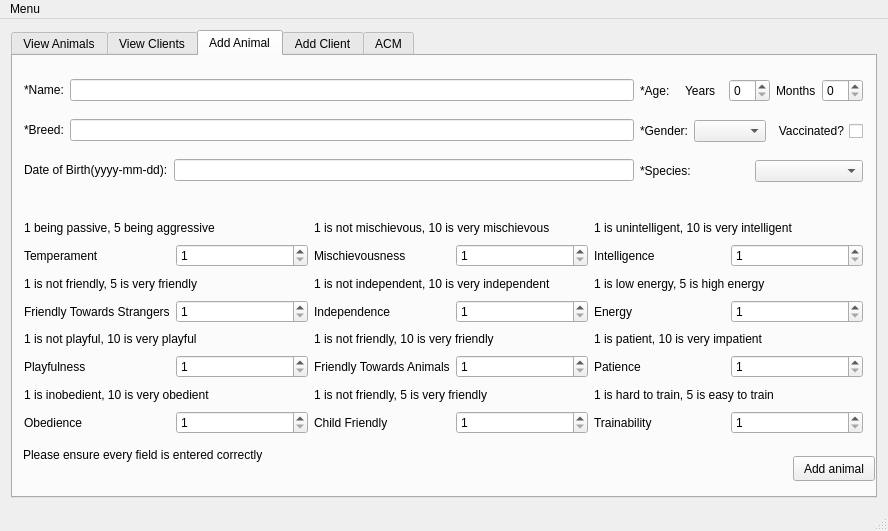
davidNguyenCU/3004cuACS, file CUACS/cuacsview.ui: the form before one commit.
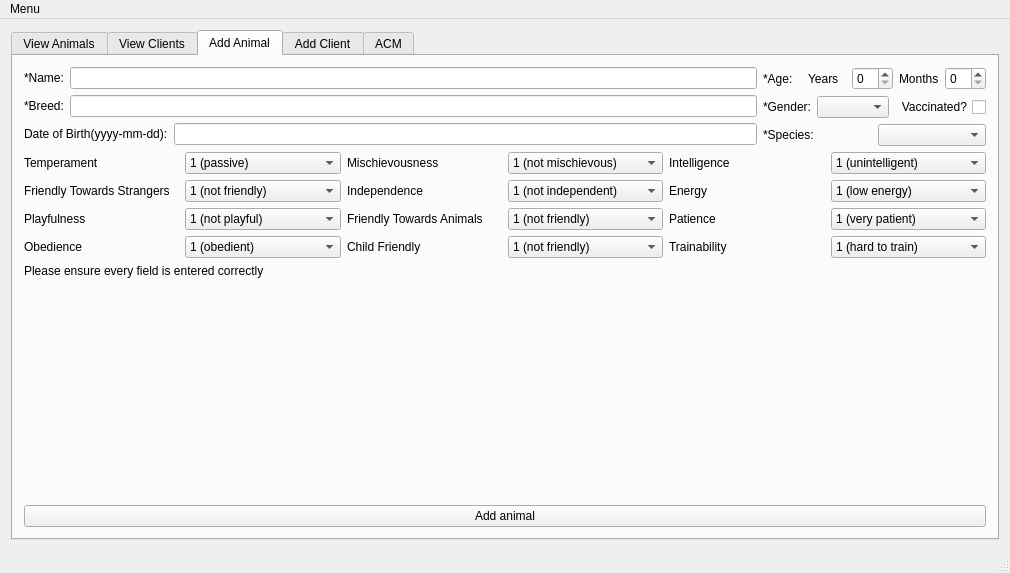
The form after the commit. The open tabs and pages were chosen to show the change.

Commit message: UI changes, adjusted attribute input (#10)

Diff of the .ui file:
```diff
--- a/CUACS/cuacsview.ui
+++ b/CUACS/cuacsview.ui
@@ -6,8 +6,8 @@
    <rect>
     <x>0</x>
     <y>0</y>
-    <width>888</width>
-    <height>531</height>
+    <width>1010</width>
+    <height>573</height>
    </rect>
   </property>
   <property name="windowTitle">
@@ -186,50 +186,8 @@
        <attribute name="title">
         <string>Add Animal</string>
        </attribute>
-       <widget class="QPushButton" name="addAnimalBtn">
-        <property name="enabled">
-         <bool>true</bool>
-        </property>
-        <property name="geometry">
-         <rect>
-          <x>780</x>
-          <y>400</y>
-          <width>82</width>
-          <height>25</height>
-         </rect>
-        </property>
-        <property name="toolTipDuration">
-         <number>-1</number>
-        </property>
-        <property name="text">
-         <string>Add animal</string>
-        </property>
-        <property name="checkable">
-         <bool>false</bool>
-        </property>
-       </widget>
-       <widget class="QLabel" name="emptyAnimalLbl">
-        <property name="geometry">
-         <rect>
-          <x>10</x>
-          <y>390</y>
-          <width>311</width>
-          <height>17</height>
-         </rect>
-        </property>
-        <property name="text">
-         <string>Please ensure every field is entered correctly</string>
-        </property>
-       </widget>
-       <widget class="QWidget" name="layoutWidget">
-        <property name="geometry">
-         <rect>
-          <x>0</x>
-          <y>0</y>
-          <width>861</width>
-          <height>151</height>
-         </rect>
-        </property>
+       <layout class="QVBoxLayout" name="verticalLayout_3">
+        <item>
         <layout class="QHBoxLayout" name="horizontalLayout_13">
          <item>
           <layout class="QVBoxLayout" name="verticalLayout">
@@ -374,379 +332,645 @@
           </layout>
          </item>
         </layout>
-       </widget>
-       <widget class="QWidget" name="gridLayoutWidget">
-        <property name="geometry">
-         <rect>
-          <x>0</x>
-          <y>150</y>
-          <width>861</width>
-          <height>239</height>
-         </rect>
-        </property>
+        </item>
+        <item>
         <layout class="QGridLayout" name="gridLayout_3">
-         <item row="0" column="0" colspan="2">
-          <widget class="QLabel" name="label_22">
+          <item row="2" column="3">
+           <widget class="QComboBox" name="animalFriendlyCombo">
+            <item>
            <property name="text">
-            <string>1 being passive, 5 being aggressive</string>
-           </property>
-          </widget>
-         </item>
-         <item row="7" column="4">
+              <string>1 (not friendly)</string>
+             </property>
+            </item>
+            <item>
+             <property name="text">
+              <string>2</string>
+             </property>
+            </item>
+            <item>
+             <property name="text">
+              <string>3</string>
+             </property>
+            </item>
+            <item>
+             <property name="text">
+              <string>4</string>
+             </property>
+            </item>
+            <item>
+             <property name="text">
+              <string>5</string>
+             </property>
+            </item>
+            <item>
+             <property name="text">
+              <string>6</string>
+             </property>
+            </item>
+            <item>
+             <property name="text">
+              <string>7</string>
+             </property>
+            </item>
+            <item>
+             <property name="text">
+              <string>8</string>
+             </property>
+            </item>
+            <item>
+             <property name="text">
+              <string>9</string>
+             </property>
+            </item>
+            <item>
+             <property name="text">
+              <string>10 (very friendly)</string>
+             </property>
+            </item>
+           </widget>
+          </item>
+          <item row="3" column="4">
           <widget class="QLabel" name="label_11">
            <property name="text">
             <string>Trainability</string>
            </property>
           </widget>
          </item>
-         <item row="7" column="2">
+          <item row="3" column="2">
           <widget class="QLabel" name="label_20">
            <property name="text">
             <string>Child Friendly</string>
            </property>
           </widget>
          </item>
-         <item row="4" column="4" colspan="2">
-          <widget class="QLabel" name="label_33">
-           <property name="text">
-            <string>1 is patient, 10 is very impatient</string>
-           </property>
-          </widget>
-         </item>
-         <item row="6" column="2" colspan="2">
-          <widget class="QLabel" name="label_28">
-           <property name="text">
-            <string>1 is not friendly, 5 is very friendly</string>
-           </property>
-          </widget>
-         </item>
-         <item row="4" column="2" colspan="2">
-          <widget class="QLabel" name="label_27">
-           <property name="text">
-            <string>1 is not friendly, 10 is very friendly</string>
-           </property>
-          </widget>
-         </item>
-         <item row="5" column="5">
-          <widget class="QSpinBox" name="patienceSpin">
-           <property name="prefix">
-            <string/>
-           </property>
-           <property name="minimum">
-            <number>1</number>
-           </property>
-           <property name="maximum">
-            <number>10</number>
-           </property>
-           <property name="displayIntegerBase">
-            <number>10</number>
-           </property>
-          </widget>
-         </item>
-         <item row="5" column="2">
+          <item row="2" column="2">
           <widget class="QLabel" name="label_14">
            <property name="text">
             <string>Friendly Towards Animals</string>
            </property>
           </widget>
          </item>
-         <item row="1" column="3">
-          <widget class="QSpinBox" name="mischievousnessSpin">
-           <property name="prefix">
-            <string/>
-           </property>
-           <property name="minimum">
-            <number>1</number>
-           </property>
-           <property name="maximum">
-            <number>10</number>
-           </property>
-           <property name="displayIntegerBase">
-            <number>10</number>
-           </property>
-          </widget>
-         </item>
-         <item row="2" column="4" colspan="2">
-          <widget class="QLabel" name="label_29">
-           <property name="text">
-            <string>1 is low energy, 5 is high energy</string>
-           </property>
-          </widget>
-         </item>
-         <item row="2" column="0" colspan="2">
-          <widget class="QLabel" name="label_26">
-           <property name="text">
-            <string>1 is not friendly, 5 is very friendly</string>
-           </property>
-          </widget>
-         </item>
-         <item row="0" column="2" colspan="2">
-          <widget class="QLabel" name="label_23">
-           <property name="text">
-            <string>1 is not mischievous, 10 is very mischievous</string>
-           </property>
-          </widget>
-         </item>
-         <item row="6" column="4" colspan="2">
-          <widget class="QLabel" name="label_30">
-           <property name="text">
-            <string>1 is hard to train, 5 is easy to train</string>
-           </property>
-          </widget>
-         </item>
-         <item row="3" column="2">
+          <item row="1" column="2">
           <widget class="QLabel" name="label_19">
            <property name="text">
             <string>Independence</string>
            </property>
           </widget>
          </item>
-         <item row="6" column="0" colspan="2">
-          <widget class="QLabel" name="label_31">
-           <property name="text">
-            <string>1 is inobedient, 10 is very obedient</string>
-           </property>
-          </widget>
-         </item>
-         <item row="3" column="1">
-          <widget class="QSpinBox" name="friendlyStrangerSpin">
-           <property name="prefix">
-            <string/>
-           </property>
-           <property name="minimum">
-            <number>1</number>
-           </property>
-           <property name="maximum">
-            <number>5</number>
-           </property>
-           <property name="displayIntegerBase">
-            <number>10</number>
-           </property>
-          </widget>
-         </item>
-         <item row="4" column="0" colspan="2">
-          <widget class="QLabel" name="label_32">
-           <property name="text">
-            <string>1 is not playful, 10 is very playful</string>
-           </property>
-          </widget>
-         </item>
-         <item row="1" column="2">
+          <item row="0" column="2">
           <widget class="QLabel" name="label_13">
            <property name="text">
             <string>Mischievousness</string>
            </property>
           </widget>
          </item>
-         <item row="1" column="1">
-          <widget class="QSpinBox" name="temperamentSpin">
-           <property name="prefix">
-            <string/>
-           </property>
-           <property name="minimum">
-            <number>1</number>
-           </property>
-           <property name="maximum">
-            <number>5</number>
-           </property>
-           <property name="displayIntegerBase">
-            <number>10</number>
-           </property>
-          </widget>
-         </item>
-         <item row="3" column="5">
-          <widget class="QSpinBox" name="energySpin">
-           <property name="prefix">
-            <string/>
-           </property>
-           <property name="minimum">
-            <number>1</number>
-           </property>
-           <property name="maximum">
-            <number>5</number>
-           </property>
-           <property name="displayIntegerBase">
-            <number>10</number>
-           </property>
-          </widget>
-         </item>
-         <item row="1" column="0">
+          <item row="0" column="0">
           <widget class="QLabel" name="label_10">
            <property name="text">
             <string>Temperament</string>
            </property>
           </widget>
          </item>
-         <item row="7" column="5">
-          <widget class="QSpinBox" name="trainabilitySpin">
-           <property name="prefix">
-            <string/>
-           </property>
-           <property name="minimum">
-            <number>1</number>
-           </property>
-           <property name="maximum">
-            <number>5</number>
-           </property>
-           <property name="displayIntegerBase">
-            <number>10</number>
-           </property>
-          </widget>
-         </item>
-         <item row="5" column="3">
-          <widget class="QSpinBox" name="animalFriendlySpin">
-           <property name="prefix">
-            <string/>
-           </property>
-           <property name="minimum">
-            <number>1</number>
-           </property>
-           <property name="maximum">
-            <number>10</number>
-           </property>
-           <property name="displayIntegerBase">
-            <number>10</number>
-           </property>
-          </widget>
-         </item>
-         <item row="5" column="1">
-          <widget class="QSpinBox" name="playfulnessSpin">
-           <property name="prefix">
-            <string/>
-           </property>
-           <property name="minimum">
-            <number>1</number>
-           </property>
-           <property name="maximum">
-            <number>10</number>
-           </property>
-           <property name="displayIntegerBase">
-            <number>10</number>
-           </property>
-          </widget>
-         </item>
-         <item row="5" column="4">
+          <item row="2" column="4">
           <widget class="QLabel" name="label_17">
            <property name="text">
             <string>Patience</string>
            </property>
           </widget>
          </item>
-         <item row="3" column="3">
-          <widget class="QSpinBox" name="independenceSpin">
-           <property name="prefix">
-            <string/>
-           </property>
-           <property name="minimum">
-            <number>1</number>
-           </property>
-           <property name="maximum">
-            <number>10</number>
-           </property>
-           <property name="displayIntegerBase">
-            <number>10</number>
-           </property>
-          </widget>
-         </item>
-         <item row="1" column="5">
-          <widget class="QSpinBox" name="intelligenceSpin">
-           <property name="prefix">
-            <string/>
-           </property>
-           <property name="minimum">
-            <number>1</number>
-           </property>
-           <property name="maximum">
-            <number>10</number>
-           </property>
-           <property name="displayIntegerBase">
-            <number>10</number>
-           </property>
-          </widget>
-         </item>
-         <item row="1" column="4">
+          <item row="0" column="4">
           <widget class="QLabel" name="label_12">
            <property name="text">
             <string>Intelligence</string>
            </property>
           </widget>
          </item>
-         <item row="7" column="3">
-          <widget class="QSpinBox" name="childFriendlySpin">
-           <property name="prefix">
-            <string/>
-           </property>
-           <property name="minimum">
-            <number>1</number>
-           </property>
-           <property name="maximum">
-            <number>5</number>
-           </property>
-           <property name="displayIntegerBase">
-            <number>10</number>
-           </property>
-          </widget>
-         </item>
-         <item row="3" column="0">
+          <item row="1" column="0">
           <widget class="QLabel" name="label_16">
            <property name="text">
             <string>Friendly Towards Strangers</string>
            </property>
           </widget>
          </item>
-         <item row="2" column="2" colspan="2">
-          <widget class="QLabel" name="label_25">
-           <property name="text">
-            <string>1 is not independent, 10 is very independent</string>
-           </property>
-          </widget>
-         </item>
-         <item row="5" column="0">
+          <item row="2" column="0">
           <widget class="QLabel" name="label_15">
            <property name="text">
             <string>Playfulness</string>
            </property>
           </widget>
          </item>
-         <item row="3" column="4">
+          <item row="1" column="4">
           <widget class="QLabel" name="label_18">
            <property name="text">
             <string>Energy</string>
            </property>
           </widget>
          </item>
-         <item row="7" column="1">
-          <widget class="QSpinBox" name="obedienceSpin">
-           <property name="prefix">
-            <string/>
-           </property>
-           <property name="minimum">
-            <number>1</number>
-           </property>
-           <property name="maximum">
-            <number>10</number>
-           </property>
-           <property name="displayIntegerBase">
-            <number>10</number>
-           </property>
-          </widget>
-         </item>
-         <item row="0" column="4" colspan="2">
-          <widget class="QLabel" name="label_24">
-           <property name="text">
-            <string>1 is unintelligent, 10 is very intelligent</string>
-           </property>
-          </widget>
-         </item>
-         <item row="7" column="0">
+          <item row="3" column="0">
           <widget class="QLabel" name="label_21">
            <property name="text">
             <string>Obedience</string>
            </property>
           </widget>
          </item>
-        </layout>
-       </widget>
+          <item row="1" column="3">
+           <widget class="QComboBox" name="independenceCombo">
+            <item>
+             <property name="text">
+              <string>1 (not independent)</string>
+             </property>
+            </item>
+            <item>
+             <property name="text">
+              <string>2</string>
+             </property>
+            </item>
+            <item>
+             <property name="text">
+              <string>3</string>
+             </property>
+            </item>
+            <item>
+             <property name="text">
+              <string>4</string>
+             </property>
+            </item>
+            <item>
+             <property name="text">
+              <string>5</string>
+             </property>
+            </item>
+            <item>
+             <property name="text">
+              <string>6</string>
+             </property>
+            </item>
+            <item>
+             <property name="text">
+              <string>7</string>
+             </property>
+            </item>
+            <item>
+             <property name="text">
+              <string>8</string>
+             </property>
+            </item>
+            <item>
+             <property name="text">
+              <string>9</string>
+             </property>
+            </item>
+            <item>
+             <property name="text">
+              <string>10 (very independent)</string>
+             </property>
+            </item>
+           </widget>
+          </item>
+          <item row="0" column="1">
+           <widget class="QComboBox" name="temperamentCombo">
+            <item>
+             <property name="text">
+              <string>1 (passive)</string>
+             </property>
+            </item>
+            <item>
+             <property name="text">
+              <string>2</string>
+             </property>
+            </item>
+            <item>
+             <property name="text">
+              <string>3</string>
+             </property>
+            </item>
+            <item>
+             <property name="text">
+              <string>4</string>
+             </property>
+            </item>
+            <item>
+             <property name="text">
+              <string>5 (aggressive)</string>
+             </property>
+            </item>
+           </widget>
+          </item>
+          <item row="2" column="5">
+           <widget class="QComboBox" name="patienceCombo">
+            <item>
+             <property name="text">
+              <string>1 (very patient)</string>
+             </property>
+            </item>
+            <item>
+             <property name="text">
+              <string>2</string>
+             </property>
+            </item>
+            <item>
+             <property name="text">
+              <string>3</string>
+             </property>
+            </item>
+            <item>
+             <property name="text">
+              <string>4</string>
+             </property>
+            </item>
+            <item>
+             <property name="text">
+              <string>5</string>
+             </property>
+            </item>
+            <item>
+             <property name="text">
+              <string>6</string>
+             </property>
+            </item>
+            <item>
+             <property name="text">
+              <string>7</string>
+             </property>
+            </item>
+            <item>
+             <property name="text">
+              <string>8</string>
+             </property>
+            </item>
+            <item>
+             <property name="text">
+              <string>9</string>
+             </property>
+            </item>
+            <item>
+             <property name="text">
+              <string>10 (very impatient)</string>
+             </property>
+            </item>
+           </widget>
+          </item>
+          <item row="2" column="1">
+           <widget class="QComboBox" name="playCombo">
+            <item>
+             <property name="text">
+              <string>1 (not playful)</string>
+             </property>
+            </item>
+            <item>
+             <property name="text">
+              <string>2</string>
+             </property>
+            </item>
+            <item>
+             <property name="text">
+              <string>3</string>
+             </property>
+            </item>
+            <item>
+             <property name="text">
+              <string>4</string>
+             </property>
+            </item>
+            <item>
+             <property name="text">
+              <string>5</string>
+             </property>
+            </item>
+            <item>
+             <property name="text">
+              <string>6</string>
+             </property>
+            </item>
+            <item>
+             <property name="text">
+              <string>7</string>
+             </property>
+            </item>
+            <item>
+             <property name="text">
+              <string>8</string>
+             </property>
+            </item>
+            <item>
+             <property name="text">
+              <string>9</string>
+             </property>
+            </item>
+            <item>
+             <property name="text">
+              <string>10 (very playful)</string>
+             </property>
+            </item>
+           </widget>
+          </item>
+          <item row="3" column="1">
+           <widget class="QComboBox" name="obedienceCombo">
+            <item>
+             <property name="text">
+              <string>1 (obedient)</string>
+             </property>
+            </item>
+            <item>
+             <property name="text">
+              <string>2</string>
+             </property>
+            </item>
+            <item>
+             <property name="text">
+              <string>3</string>
+             </property>
+            </item>
+            <item>
+             <property name="text">
+              <string>4</string>
+             </property>
+            </item>
+            <item>
+             <property name="text">
+              <string>5</string>
+             </property>
+            </item>
+            <item>
+             <property name="text">
+              <string>6</string>
+             </property>
+            </item>
+            <item>
+             <property name="text">
+              <string>7</string>
+             </property>
+            </item>
+            <item>
+             <property name="text">
+              <string>8</string>
+             </property>
+            </item>
+            <item>
+             <property name="text">
+              <string>9</string>
+             </property>
+            </item>
+            <item>
+             <property name="text">
+              <string>10 (very obedient)</string>
+             </property>
+            </item>
+           </widget>
+          </item>
+          <item row="3" column="5">
+           <widget class="QComboBox" name="trainCombo">
+            <item>
+             <property name="text">
+              <string>1 (hard to train)</string>
+             </property>
+            </item>
+            <item>
+             <property name="text">
+              <string>2</string>
+             </property>
+            </item>
+            <item>
+             <property name="text">
+              <string>3</string>
+             </property>
+            </item>
+            <item>
+             <property name="text">
+              <string>4</string>
+             </property>
+            </item>
+            <item>
+             <property name="text">
+              <string>5 (easy to train)</string>
+             </property>
+            </item>
+           </widget>
+          </item>
+          <item row="3" column="3">
+           <widget class="QComboBox" name="childCombo">
+            <item>
+             <property name="text">
+              <string>1 (not friendly)</string>
+             </property>
+            </item>
+            <item>
+             <property name="text">
+              <string>2</string>
+             </property>
+            </item>
+            <item>
+             <property name="text">
+              <string>3</string>
+             </property>
+            </item>
+            <item>
+             <property name="text">
+              <string>4</string>
+             </property>
+            </item>
+            <item>
+             <property name="text">
+              <string>5 (very friendly)</string>
+             </property>
+            </item>
+           </widget>
+          </item>
+          <item row="0" column="3">
+           <widget class="QComboBox" name="miscCombo">
+            <item>
+             <property name="text">
+              <string>1 (not mischievous)</string>
+             </property>
+            </item>
+            <item>
+             <property name="text">
+              <string>2</string>
+             </property>
+            </item>
+            <item>
+             <property name="text">
+              <string>3</string>
+             </property>
+            </item>
+            <item>
+             <property name="text">
+              <string>4</string>
+             </property>
+            </item>
+            <item>
+             <property name="text">
+              <string>5</string>
+             </property>
+            </item>
+            <item>
+             <property name="text">
+              <string>6</string>
+             </property>
+            </item>
+            <item>
+             <property name="text">
+              <string>7</string>
+             </property>
+            </item>
+            <item>
+             <property name="text">
+              <string>8</string>
+             </property>
+            </item>
+            <item>
+             <property name="text">
+              <string>9</string>
+             </property>
+            </item>
+            <item>
+             <property name="text">
+              <string>10 (very mischievous)</string>
+             </property>
+            </item>
+           </widget>
+          </item>
+          <item row="1" column="5">
+           <widget class="QComboBox" name="nrgCombo">
+            <item>
+             <property name="text">
+              <string>1 (low energy)</string>
+             </property>
+            </item>
+            <item>
+             <property name="text">
+              <string>2</string>
+             </property>
+            </item>
+            <item>
+             <property name="text">
+              <string>3</string>
+             </property>
+            </item>
+            <item>
+             <property name="text">
+              <string>4</string>
+             </property>
+            </item>
+            <item>
+             <property name="text">
+              <string>5 (high energy)</string>
+             </property>
+            </item>
+           </widget>
+          </item>
+          <item row="0" column="5">
+           <widget class="QComboBox" name="intCombo">
+            <item>
+             <property name="text">
+              <string>1 (unintelligent)</string>
+             </property>
+            </item>
+            <item>
+             <property name="text">
+              <string>2</string>
+             </property>
+            </item>
+            <item>
+             <property name="text">
+              <string>3</string>
+             </property>
+            </item>
+            <item>
+             <property name="text">
+              <string>4</string>
+             </property>
+            </item>
+            <item>
+             <property name="text">
+              <string>5</string>
+             </property>
+            </item>
+            <item>
+             <property name="text">
+              <string>6</string>
+             </property>
+            </item>
+            <item>
+             <property name="text">
+              <string>7</string>
+             </property>
+            </item>
+            <item>
+             <property name="text">
+              <string>8</string>
+             </property>
+            </item>
+            <item>
+             <property name="text">
+              <string>9</string>
+             </property>
+            </item>
+            <item>
+             <property name="text">
+              <string>10 (very intelligent)</string>
+             </property>
+            </item>
+           </widget>
+          </item>
+          <item row="1" column="1">
+           <widget class="QComboBox" name="strangeCombo">
+            <item>
+             <property name="text">
+              <string>1 (not friendly)</string>
+             </property>
+            </item>
+            <item>
+             <property name="text">
+              <string>2</string>
+             </property>
+            </item>
+            <item>
+             <property name="text">
+              <string>3</string>
+             </property>
+            </item>
+            <item>
+             <property name="text">
+              <string>4</string>
+             </property>
+            </item>
+            <item>
+             <property name="text">
+              <string>5 (very friendly)</string>
+             </property>
+            </item>
+           </widget>
+          </item>
+         </layout>
+        </item>
+        <item>
+         <widget class="QLabel" name="emptyAnimalLbl">
+          <property name="text">
+           <string>Please ensure every field is entered correctly</string>
+          </property>
+          <property name="alignment">
+           <set>Qt::AlignLeading|Qt::AlignLeft|Qt::AlignTop</set>
+          </property>
+         </widget>
+        </item>
+        <item>
+         <widget class="QPushButton" name="addAnimalBtn">
+          <property name="enabled">
+           <bool>true</bool>
+          </property>
+          <property name="toolTipDuration">
+           <number>-1</number>
+          </property>
+          <property name="text">
+           <string>Add animal</string>
+          </property>
+          <property name="checkable">
+           <bool>false</bool>
+          </property>
+         </widget>
+        </item>
+       </layout>
       </widget>
       <widget class="QWidget" name="tab_3">
        <attribute name="title">
@@ -1353,7 +1577,7 @@
     <rect>
      <x>0</x>
      <y>0</y>
-     <width>888</width>
+     <width>1010</width>
      <height>22</height>
     </rect>
    </property>
```
Left out of the diff: 205 changed lines with no effect on the pictures. Lines whose indentation alone changed are shown as unchanged. The commit also changes 3 other files.
